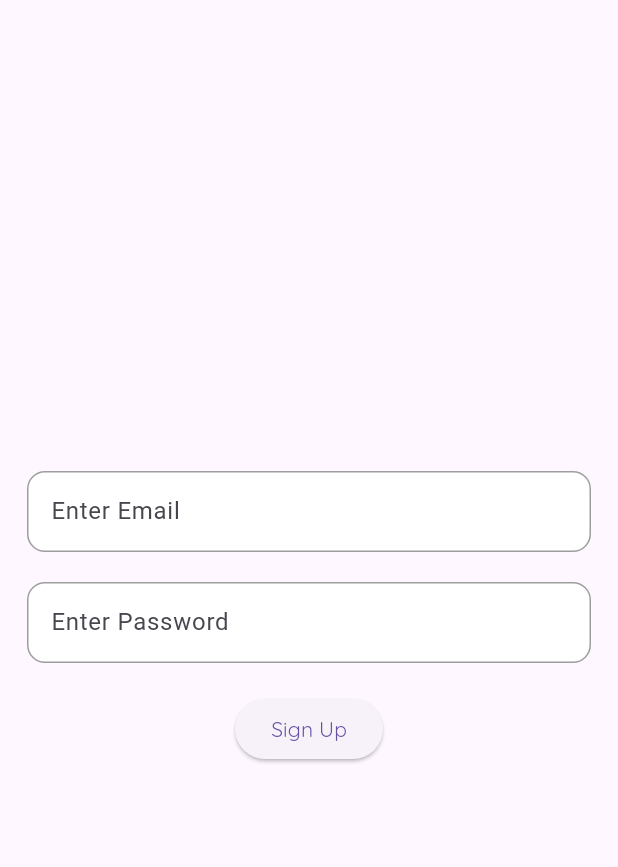
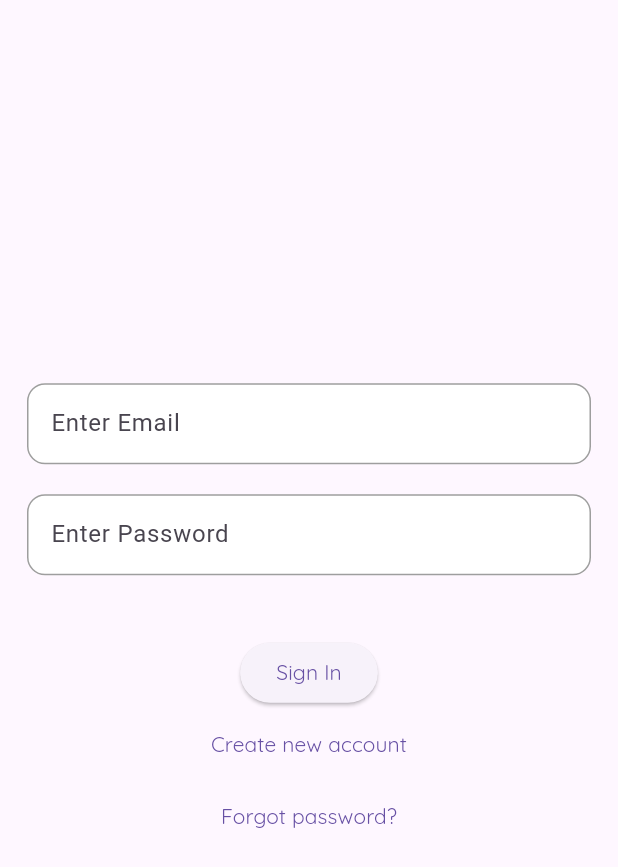
Before and after one commit to HombreOso/expenses_app, a Flutter app: the screen it shows after launch, on a phone screen of 412 x 824 dp. Shown: the top 867 px of the screen. Run offline on Flutter 3.47's test engine with Material 2 defaults, Android fonts, the phone set to English and light mode, and no system bars; our stand-ins replace cloud_firestore, dropdown_button2, firebase_auth, firebase_core, firebase_database, firebase_messaging and 1 more; accounts and stored records are empty.

Commit message:
authentication fixed: verification, reset password

```diff
--- a/lib/screens/auth_screen.dart
+++ b/lib/screens/auth_screen.dart
@@ -11,9 +11,12 @@ class AuthPage extends StatefulWidget {
 }
 
 class _AuthPageState extends State<AuthPage> {
+  final GlobalKey<FormState> _formKey = GlobalKey();
   final TextEditingController _emailController = TextEditingController();
   final TextEditingController _passwordController = TextEditingController();
+  final TextEditingController _usernameController = TextEditingController();
   bool _isLoading = false;
+  bool _isLogin = true;
 
   static Future<User?> signUp(
       {required String userEmail,
@@ -38,6 +41,26 @@ class _AuthPageState extends State<AuthPage> {
     }
   }
 
+  static Future<void> signIn(
+      {required String emailAddress,
+      required String password,
+      required BuildContext context}) async {
+    try {
+      final credential = await FirebaseAuth.instance
+          .signInWithEmailAndPassword(email: emailAddress, password: password);
+    } on FirebaseAuthException catch (e) {
+      if (e.code == 'user-not-found') {
+        print('No user found for that email.');
+        ScaffoldMessenger.of(context).showSnackBar(
+            const SnackBar(content: Text('No user found for that email.')));
+      } else if (e.code == 'wrong-password') {
+        print('Wrong password provided for that user.');
+        ScaffoldMessenger.of(context).showSnackBar(const SnackBar(
+            content: Text('Wrong password provided for that user.')));
+      }
+    }
+  }
+
   @override
   Widget build(BuildContext context) {
     return Scaffold(
@@ -49,6 +72,7 @@ class _AuthPageState extends State<AuthPage> {
             mainAxisAlignment: MainAxisAlignment.center,
             children: [
               TextFormField(
+                key: Key("email"),
                 controller: _emailController,
                 // validator: (val) => widget.onValidate(val),
                 decoration: InputDecoration(
@@ -77,6 +101,7 @@ class _AuthPageState extends State<AuthPage> {
                 height: 20,
               ),
               TextFormField(
+                key: Key("password"),
                 controller: _passwordController,
                 decoration: InputDecoration(
                   border: OutlineInputBorder(
@@ -104,6 +129,42 @@ class _AuthPageState extends State<AuthPage> {
               const SizedBox(
                 height: 20,
               ),
+              !_isLogin
+                  ? TextFormField(
+                      key: Key("username"),
+                      controller: _usernameController,
+                      decoration: InputDecoration(
+                        border: OutlineInputBorder(
+                          borderRadius: BorderRadius.circular(12),
+                          borderSide:
+                              const BorderSide(color: Colors.grey, width: 1),
+                        ),
+                        enabledBorder: OutlineInputBorder(
+                          borderRadius: BorderRadius.circular(12),
+                          borderSide:
+                              const BorderSide(color: Colors.grey, width: 1),
+                        ),
+                        focusedBorder: OutlineInputBorder(
+                          borderRadius: BorderRadius.circular(12),
+                          borderSide:
+                              const BorderSide(color: Colors.grey, width: 1),
+                        ),
+                        filled: true,
+                        fillColor: Colors.white,
+                        hintText: 'Enter Username',
+                        // hintStyle: AppTextStyle.lightGreyText,
+                        isDense: true,
+                        contentPadding: const EdgeInsets.symmetric(
+                            horizontal: 12, vertical: 15),
+                      ),
+                      obscureText: true,
+                    )
+                  : const SizedBox(
+                      height: 1,
+                    ),
+              const SizedBox(
+                height: 20,
+              ),
               _isLoading
                   ? const CircularProgressIndicator()
                   : ElevatedButton(
@@ -111,11 +172,17 @@ class _AuthPageState extends State<AuthPage> {
                         setState(() {
                           _isLoading = true;
                         });
-                        await signUp(
-                            userEmail: _emailController.text,
-                            password: _passwordController.text,
-                            context: context);
-                        if (auth.currentUser != null) {
+                        _isLogin
+                            ? await signIn(
+                                emailAddress: _emailController.text,
+                                password: _passwordController.text,
+                                context: context,
+                              )
+                            : await signUp(
+                                userEmail: _emailController.text,
+                                password: _passwordController.text,
+                                context: context);
+                        if (auth.currentUser != null && !_isLogin) {
                           Navigator.push(
                               context,
                               MaterialPageRoute(
@@ -126,7 +193,23 @@ class _AuthPageState extends State<AuthPage> {
                           _isLoading = false;
                         });
                       },
-                      child: const Text('Sign Up'))
+                      child: Text(_isLogin ? 'Sign In' : 'Sign Up')),
+              TextButton(
+                onPressed: () {
+                  setState(() {
+                    _isLogin = !_isLogin;
+                  });
+                },
+                child: Text(_isLogin
+                    ? 'Create new account'
+                    : 'I already have an account'),
+              ),
+              TextButton(
+                onPressed: () {
+                  Navigator.of(context).pushNamed("/reset_password");
+                },
+                child: Text('Forgot password?'),
+              )
             ],
           ),
         ),
--- a/lib/screens/confirm_email_screen.dart
+++ b/lib/screens/confirm_email_screen.dart
@@ -34,6 +34,7 @@ class _EmailVerificationScreenState extends State<EmailVerificationScreen> {
       // TODO: implement your code after email verification
       ScaffoldMessenger.of(context)
           .showSnackBar(SnackBar(content: Text("Email Successfully Verified")));
+      Navigator.of(context).pop();
 
       timer?.cancel();
     }
```
Also changed, not shown: lib/screens/forgot_password_screen.dart (+9 -3 lines).
